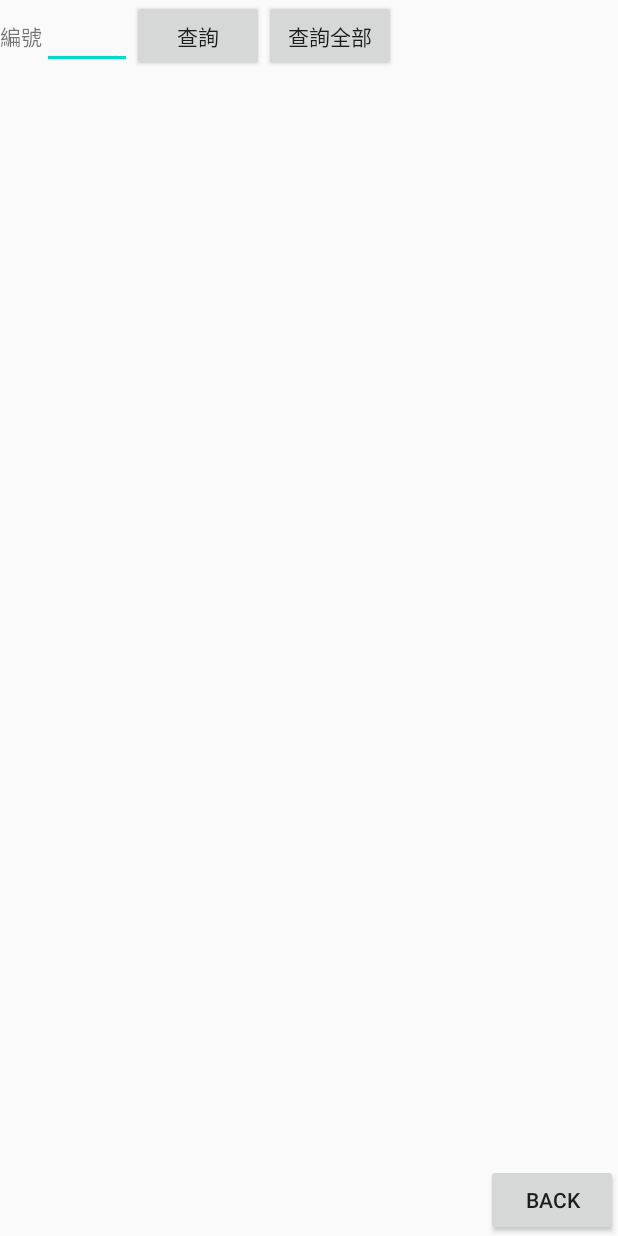
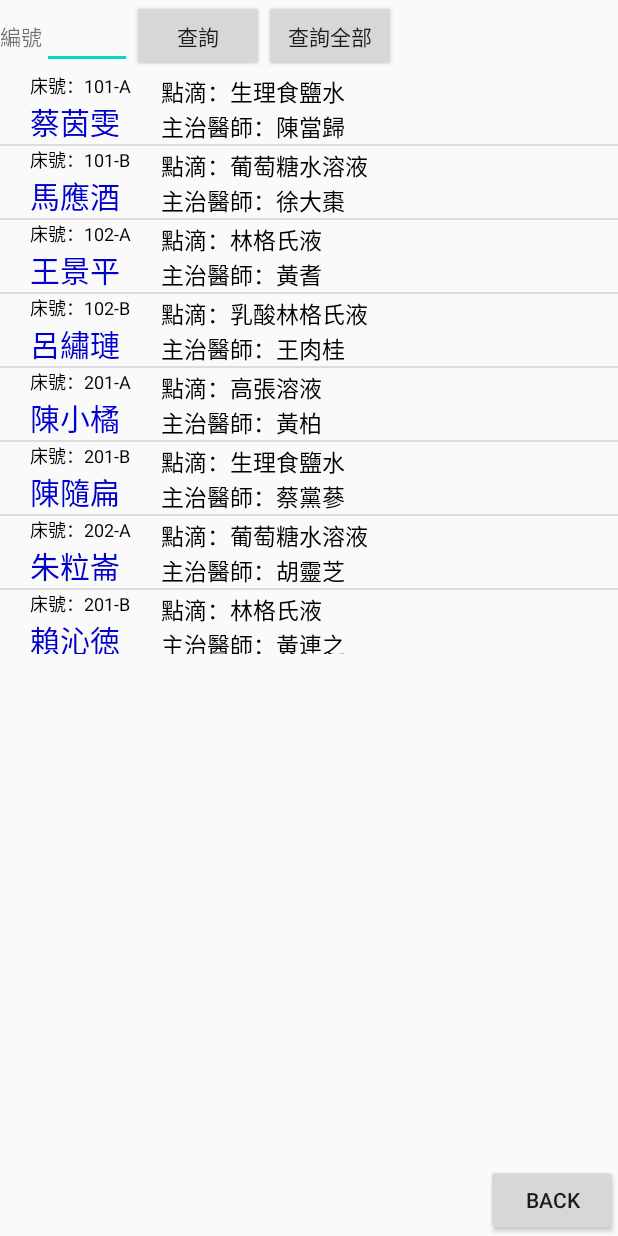
Before and after one commit to cathy910196/bit_demo_android, an Android app: the search_activity screen opened directly, with no data from a screen before it, after a tap on "查詢全部", on a phone screen of 412 x 824 dp. Run offline under Robolectric (Android 15) with nearby library versions, the phone set to English and light mode, and no system bars.

Commit message:
fix adapter bug

```diff
--- a/app/src/main/java/com/kouxuan/bit_demo_android/main/history_activity.java
+++ b/app/src/main/java/com/kouxuan/bit_demo_android/main/history_activity.java
@@ -90,7 +90,6 @@ public class history_activity extends Activity {
         }
     };
 
-
     private void add(String _bed_numbers, String _patient_names, String _bit_components, String _docctor_name) {
         // db = DH.getWritableDatabase();
         Log.d("logtest", "add func");
--- a/app/src/main/java/com/kouxuan/bit_demo_android/main/search_activity.java
+++ b/app/src/main/java/com/kouxuan/bit_demo_android/main/search_activity.java
@@ -20,6 +20,7 @@ import android.widget.ViewAnimator;
 import com.kouxuan.bit_demo_android.R;
 import com.kouxuan.bit_demo_android.bluetoothchat.BluetoothChatFragment;
 import com.kouxuan.bit_demo_android.common.activities.SampleActivityBase;
+import com.kouxuan.bit_demo_android.common.logger.Log;
 
 import androidx.fragment.app.FragmentTransaction;
 
@@ -141,15 +142,18 @@ public class search_activity extends SampleActivityBase {
 
     private Button.OnClickListener myListener = new Button.OnClickListener() {
         public void onClick(View v) {
+            Log.d("logtest", "search " + et.getText().toString());
             try {
                 switch (v.getId()) {
                     case R.id.btnSaerch: {     // 查詢單筆
+                        Log.d("logtest", "查詢單筆");
                         long id = Integer.parseInt(et.getText().toString());
                         cursor = get(id);
                         UpdateAdapter(cursor); // 載入資料表至 ListView 中
                         break;
                     }
                     case R.id.btnSearchAll: {    // 查詢全部
+                        Log.d("logtest", "查詢全部");
                         cursor = getAll();       // 查詢所有資料
                         UpdateAdapter(cursor); // 載入資料表至 ListView 中
                         break;
@@ -167,7 +171,7 @@ public class search_activity extends SampleActivityBase {
             SimpleCursorAdapter adapter = new SimpleCursorAdapter(this,
                     R.layout.data_layout_2, // 包含兩個資料項
                     cursor, // 資料庫的 Cursors 物件
-                    new String[]{"_bed_numbers", "_patient_names", "_bit_components", "test"},
+                    new String[]{"_bed_numbers", "_patient_names", "_bit_components", "_doctor_name"},
                     new int[]{R.id.textView1, R.id.textView2, R.id.textView3, R.id.textView4},
                     0); // adapter 行為最佳化
             lv.setAdapter(adapter); // 將adapter增加到listview01中
@@ -176,6 +180,7 @@ public class search_activity extends SampleActivityBase {
 
     public Cursor getAll() { // 查詢所有資料
         Cursor cursor = db.rawQuery("SELECT * FROM table01", null);
+        Log.d("logtest", "search add" + cursor.getCount());
         return cursor; // 傳回欄位
     }
 
```
